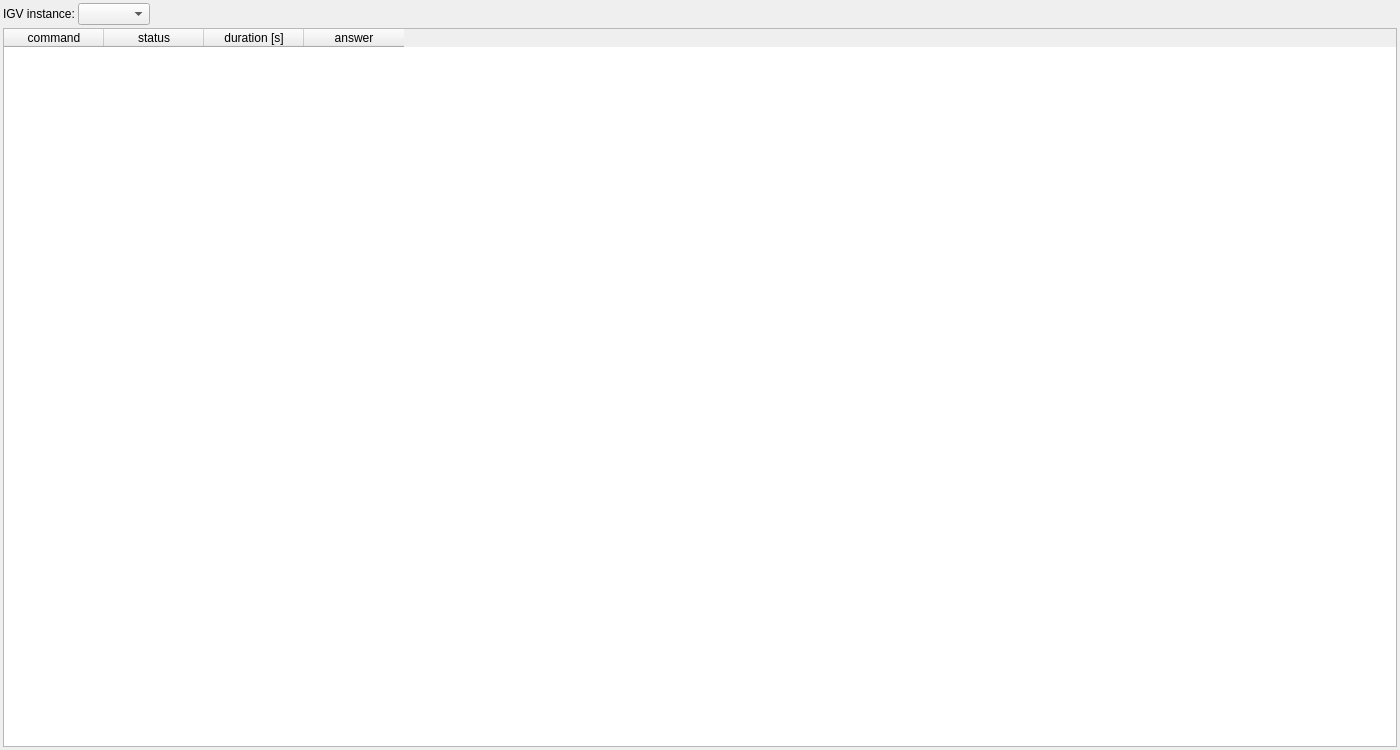
imgag/ngs-bits, file src/GSvar/IgvLogWidget.ui: the form before one commit.
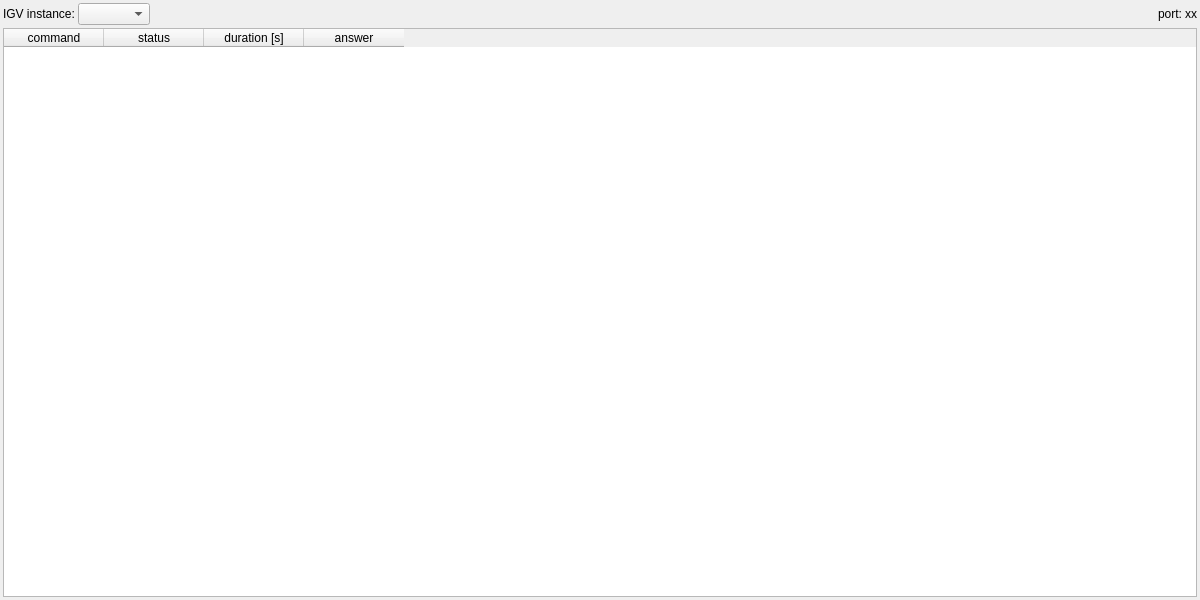
The form after the commit.

What changed in the file:
```diff
--- a/src/GSvar/IgvLogWidget.ui
+++ b/src/GSvar/IgvLogWidget.ui
@@ -6,8 +6,8 @@
    <rect>
     <x>0</x>
     <y>0</y>
-    <width>1400</width>
-    <height>750</height>
+    <width>1200</width>
+    <height>600</height>
    </rect>
   </property>
   <property name="sizePolicy">
@@ -18,8 +18,8 @@
   </property>
   <property name="minimumSize">
    <size>
-    <width>1400</width>
-    <height>750</height>
+    <width>1200</width>
+    <height>600</height>
    </size>
   </property>
   <property name="windowTitle">
@@ -69,6 +69,20 @@
        </property>
       </spacer>
      </item>
+     <item>
+      <widget class="QLabel" name="label">
+       <property name="text">
+        <string>port:</string>
+       </property>
+      </widget>
+     </item>
+     <item>
+      <widget class="QLabel" name="port">
+       <property name="text">
+        <string>xx</string>
+       </property>
+      </widget>
+     </item>
     </layout>
    </item>
    <item>
```
